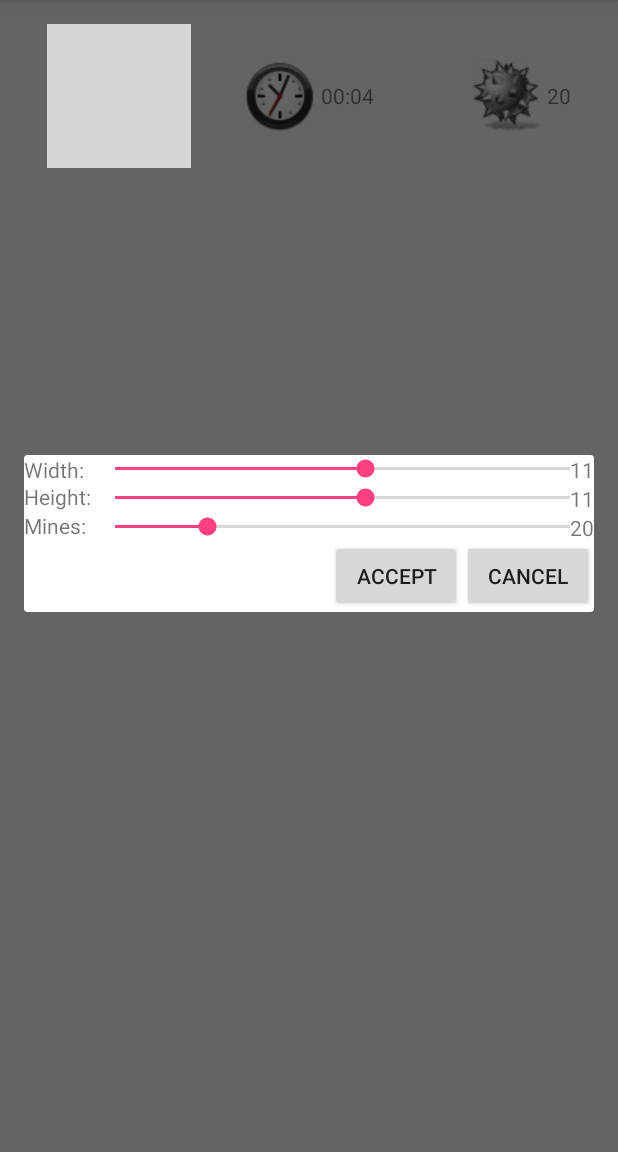
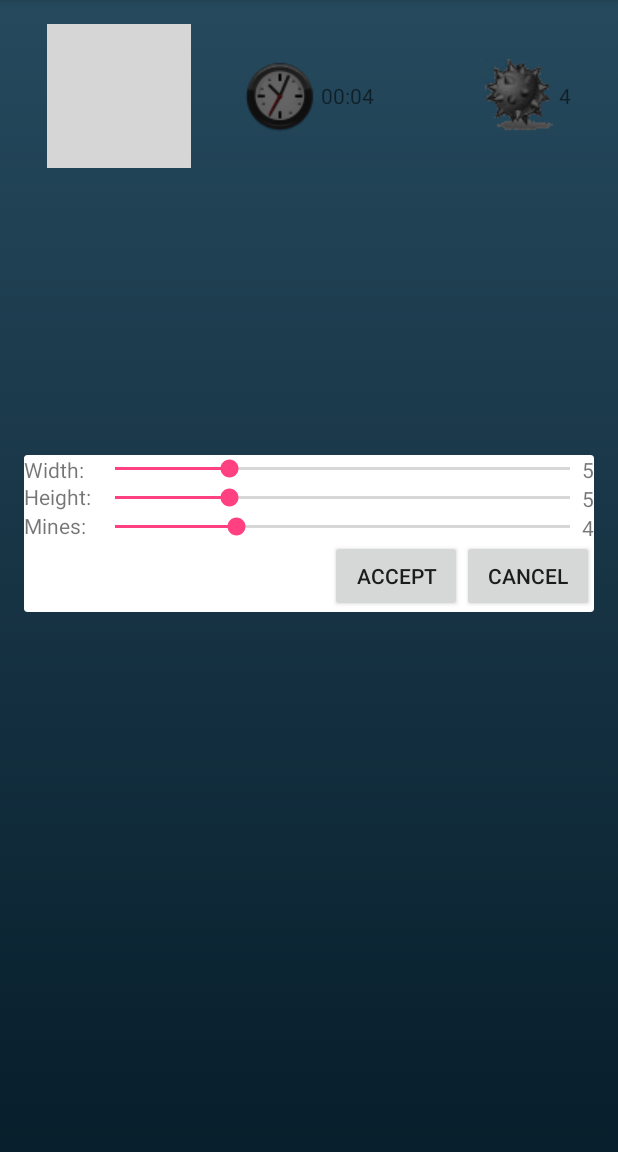
Before and after one commit to anazeer/Demineur, an Android app: the screen it shows after launch (MainActivity), in the options menu, after a tap on "Settings", on a phone screen of 412 x 824 dp, the part 84-1236 px from its top. Run offline under Robolectric (Android 15) with nearby library versions, the phone set to English and light mode, and no system bars; grey boxes are pictures that could not be loaded.

Commit message:
New grid scrollable, settings bug fixed, game background

```diff
--- a/app/src/main/java/com/android/demineur/DemineurModel.java
+++ b/app/src/main/java/com/android/demineur/DemineurModel.java
@@ -385,7 +385,7 @@ public final class DemineurModel {
         if(isMarked(i, j))
             return;
         switch(cells[i][j]) {
-            case MINE : setDiscovered(i, j); setLost(); break;
+            case MINE : setDiscovered(i, j); setLost(); return;
             case EMPTY : setAdjacentEmptyDiscovered(i, j); break;
             default : setDiscovered(i, j); break;
         }
--- a/app/src/main/java/com/android/demineur/MainActivity.java
+++ b/app/src/main/java/com/android/demineur/MainActivity.java
@@ -3,6 +3,7 @@ package com.android.demineur;
 import android.app.AlertDialog;
 import android.app.Dialog;
 import android.content.DialogInterface;
+import android.graphics.Color;
 import android.os.Bundle;
 import android.os.Handler;
 import android.os.SystemClock;
@@ -15,10 +16,10 @@ import android.view.View;
 import android.view.ViewGroup;
 import android.view.animation.Animation;
 import android.view.animation.AnimationUtils;
-import android.widget.AdapterView;
 import android.widget.Button;
-import android.widget.GridView;
+import android.widget.GridLayout;
 import android.widget.ImageButton;
+import android.widget.ImageView;
 import android.widget.SeekBar;
 import android.widget.TextView;
 import android.widget.Toast;
@@ -26,7 +27,7 @@ import android.widget.Toast;
 public class MainActivity extends AppCompatActivity {
 
     private DemineurModel model;
-    private GridView gridView;
+    private GridLayout gridLayout;
     private Animation animation;
     private SeekBar widthSeekBar;
     private SeekBar heightSeekBar;
@@ -47,8 +48,7 @@ public class MainActivity extends AppCompatActivity {
         super.onCreate(savedInstanceState);
         setContentView(R.layout.grid_layout);
         animation = AnimationUtils.loadAnimation(this, R.anim.move);
-        gridView = (GridView) findViewById(R.id.gridId);
-        gridView.setOnItemClickListener(gridListener);
+        gridLayout = (GridLayout) findViewById(R.id.gridId);
         flagButton = (ImageButton) findViewById(R.id.flagButtonId);
         flagButton.setOnClickListener(setFlagModeListener);
         minesCountText = (TextView) findViewById(R.id.minesId);
@@ -58,7 +58,7 @@ public class MainActivity extends AppCompatActivity {
                 setNegativeButton(getResources().getString(R.string.no), settingsDialogListener);
         customHandler = new Handler();
         startTime = 0L;
-        newGame(11, 11, 20);
+        newGame(5, 5, 4);
         initSettingsDialog();
     }
 
@@ -92,13 +92,31 @@ public class MainActivity extends AppCompatActivity {
 
     public void newGame(int width, int height, int mines) {
         model = new DemineurModel(width, height, mines);
-        gridView.setAdapter(new DemineurAdapter(this, model));
-        gridView.setNumColumns(model.getWidth());
-        gridView.setOnItemClickListener(gridListener);
-        gridView.startAnimation(animation);
+        initGrid();
+        gridLayout.startAnimation(animation);
         minesCountText.setText(getResources().getString(R.string.count_mines, model.getRemainingCountMines()));
+        flagButton.setBackgroundResource(R.color.gameBackground);
         startTime = SystemClock.uptimeMillis();
         customHandler.postDelayed(updateTimerThread, 0);
+    }
+
+    private void initGrid() {
+        gridLayout.removeAllViews();
+        //gridLayout.setHorizontalScrollBarEnabled(true);
+        //gridLayout.setVerticalScrollBarEnabled(true);
+        gridLayout.setColumnCount(model.getWidth());
+        gridLayout.setRowCount(model.getHeight());
+        for(int i = 0; i < model.getHeight(); i++) {
+            for(int j = 0; j < model.getWidth(); j++) {
+                ImageView imageView = new ImageView(this);
+                imageView.setImageResource(R.drawable.case_normale);
+                imageView.setPadding(0, 0, 0, 0);
+                imageView.setAdjustViewBounds(true);
+                imageView.setTag(i + "-" + j);
+                imageView.setOnClickListener(cellListener);
+                gridLayout.addView(imageView, i * model.getWidth() + j);
+            }
+        }
     }
 
     @Override
@@ -171,25 +189,11 @@ public class MainActivity extends AppCompatActivity {
         @Override
         public void onClick(View v) {
             model.setFlagMode(!model.isFlagMode());
-        }
-    };
 
-    AdapterView.OnItemClickListener gridListener = new AdapterView.OnItemClickListener() {
-        @Override
-        public void onItemClick(AdapterView<?> parent, View view, int position, long id) {
-            final int i = position / model.getWidth();
-            final int j = position % model.getHeight();
-            model.move(i, j);
-            minesCountText.setText(getResources().getString(R.string.count_mines, model.getRemainingCountMines()));
-            if (model.isLost() || model.isWon()) {
-                String result = model.isWon() ? getResources().getString(R.string.won) : getResources().getString(R.string.lost);
-                Toast.makeText(MainActivity.this, getResources().getString(R.string.result, result), Toast.LENGTH_SHORT).show();
-                replayDialog.setTitle(getResources().getString(R.string.result, result));
-                replayDialog.show();
-                gridView.setOnItemClickListener(null);
-            }
-            //DemineurAdapter.this.notifyDataSetChanged();
-            gridView.setAdapter(new DemineurAdapter(MainActivity.this, model));
+            if(model.isFlagMode())
+                flagButton.setBackgroundResource(R.color.flagPressed);
+            else
+                flagButton.setBackgroundResource(R.color.gameBackground);
         }
     };
 
@@ -207,4 +211,78 @@ public class MainActivity extends AppCompatActivity {
         }
     };
 
+    View.OnClickListener cellListener = new View.OnClickListener(){
+        @Override
+        public void onClick(View v) {
+            ImageView imageView = (ImageView) v;
+            String[] position = ((String) imageView.getTag()).split("-");
+            int i = Integer.parseInt(position[0] + "");
+            int j = Integer.parseInt(position[1] + "");
+            model.move(i, j);
+            minesCountText.setText(getResources().getString(R.string.count_mines, model.getRemainingCountMines()));
+            updateGrid();
+        }
+
+    };
+
+    private void updateGrid() {
+        for(int i = 0; i < model.getHeight(); i++) {
+            for (int j = 0; j < model.getWidth(); j++) {
+                ImageView imageView = (ImageView) gridLayout.getChildAt(i * model.getWidth() + j);
+                if(model.isMarked(i, j))
+                    imageView.setImageResource(R.drawable.case_marquee_minee);
+                else if(!model.isDiscovered(i, j)) {
+                    imageView.setImageResource(R.drawable.case_normale);
+                }
+                else {
+                    switch(model.getCell(i, j)) {
+                        case MINE:
+                            assert(false);
+                        case EMPTY:
+                            imageView.setImageResource(R.drawable.case_0);
+                            break;
+                        case ONE:
+                            imageView.setImageResource(R.drawable.case_1);
+                            break;
+                        case TWO:
+                            imageView.setImageResource(R.drawable.case_2);
+                            break;
+                        case THREE:
+                            imageView.setImageResource(R.drawable.case_3);
+                            break;
+                        case FOUR:
+                            imageView.setImageResource(R.drawable.case_4);
+                            break;
+                        case FIVE:
+                            imageView.setImageResource(R.drawable.case_5);
+                            break;
+                        case SIX:
+                            imageView.setImageResource(R.drawable.case_6);
+                            break;
+                        case SEVEN:
+                            imageView.setImageResource(R.drawable.case_7);
+                            break;
+                        case EIGHT:
+                            imageView.setImageResource(R.drawable.case_8);
+                            break;
+                    }
+                }
+                if((model.isLost() || model.isWon()) ) {
+                    if(model.getCell(i, j) == DemineurModel.Cell.MINE)
+                        if (!model.isDiscovered(i, j))
+                            imageView.setImageResource(R.drawable.case_mine); // show all the mines if the game is lost
+                        else
+                         imageView.setImageResource(R.drawable.case_mine_explosee); // the player lost here
+                    imageView.setClickable(false);
+                }
+            }
+        }
+        if (model.isLost() || model.isWon()) {
+            String result = model.isWon() ? getResources().getString(R.string.won) : getResources().getString(R.string.lost);
+            Toast.makeText(MainActivity.this, getResources().getString(R.string.result, result), Toast.LENGTH_SHORT).show();
+            replayDialog.setTitle(getResources().getString(R.string.result, result));
+            replayDialog.show();
+        }
+    }
+
 }
--- /dev/null
+++ b/app/src/main/res/drawable/game_background.xml
@@ -0,0 +1,12 @@
+<?xml version="1.0" encoding="utf-8"?>
+<selector xmlns:android="http://schemas.android.com/apk/res/android">
+    <item>
+        <shape>
+            <gradient
+                android:angle="90"
+                android:startColor="#124C6D"
+                android:endColor="#60B8EB"
+                android:type="linear" />
+        </shape>
+    </item>
+</selector>
--- a/app/src/main/res/layout/grid_layout.xml
+++ b/app/src/main/res/layout/grid_layout.xml
@@ -5,7 +5,8 @@
     android:paddingBottom="@dimen/activity_vertical_margin"
     android:paddingLeft="@dimen/activity_horizontal_margin"
     android:paddingRight="@dimen/activity_horizontal_margin"
-    android:paddingTop="@dimen/activity_vertical_margin" >
+    android:paddingTop="@dimen/activity_vertical_margin"
+    android:background="@drawable/game_background">
 
     <RelativeLayout xmlns:android="http://schemas.android.com/apk/res/android"
         android:id="@+id/datasId"
@@ -46,11 +47,20 @@
 
     </RelativeLayout>
 
-    <GridView
-        android:id="@+id/gridId"
-        android:layout_width="match_parent"
-        android:layout_height="match_parent"
-        android:layout_below="@+id/datasId"
-        android:layout_marginTop="20dp">
-    </GridView>
+    <ScrollView
+        android:layout_width="wrap_content"
+        android:layout_height="wrap_content"
+        android:layout_marginTop="20dp"
+        android:layout_centerInParent="true"
+        android:layout_below="@id/datasId">
+            <HorizontalScrollView
+                android:layout_width="wrap_content"
+                android:layout_height="match_parent">
+                <GridLayout
+                    android:id="@+id/gridId"
+                    android:layout_width="match_parent"
+                    android:layout_height="match_parent">
+                </GridLayout>
+        </HorizontalScrollView>
+    </ScrollView>
 </RelativeLayout>
--- a/app/src/main/res/values/colors.xml
+++ b/app/src/main/res/values/colors.xml
@@ -3,4 +3,6 @@
     <color name="colorPrimary">#3F51B5</color>
     <color name="colorPrimaryDark">#303F9F</color>
     <color name="colorAccent">#FF4081</color>
+    <color name="gameBackground">#59AEDF</color>
+    <color name="flagPressed">#4391BF</color>
 </resources>
```
